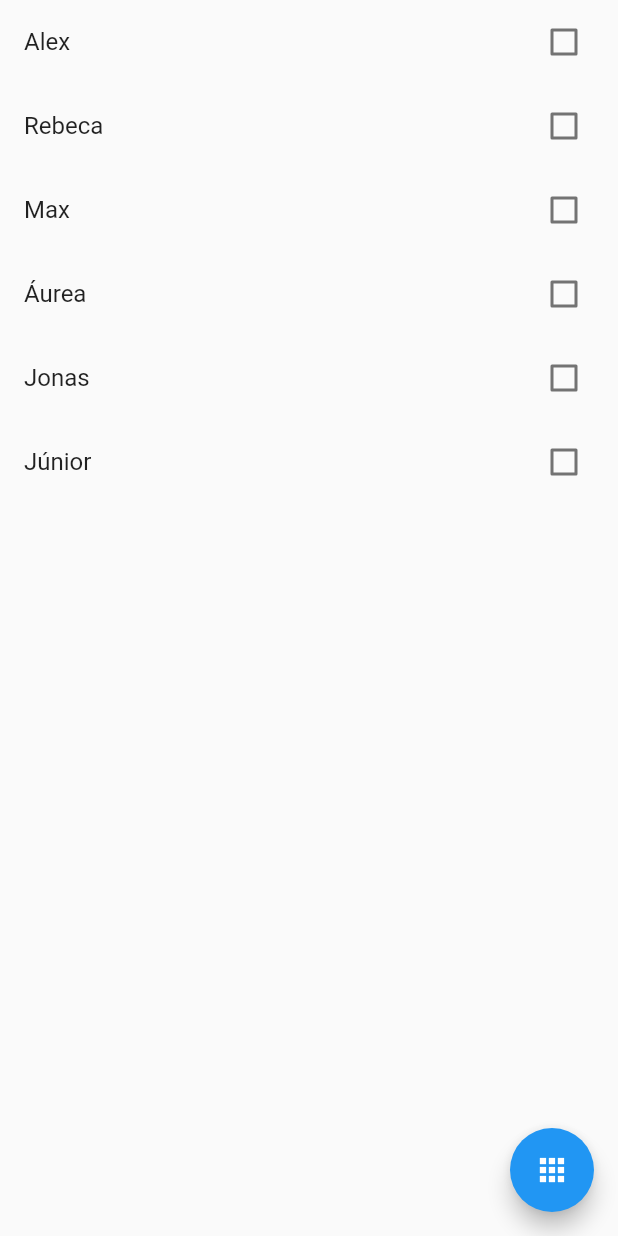
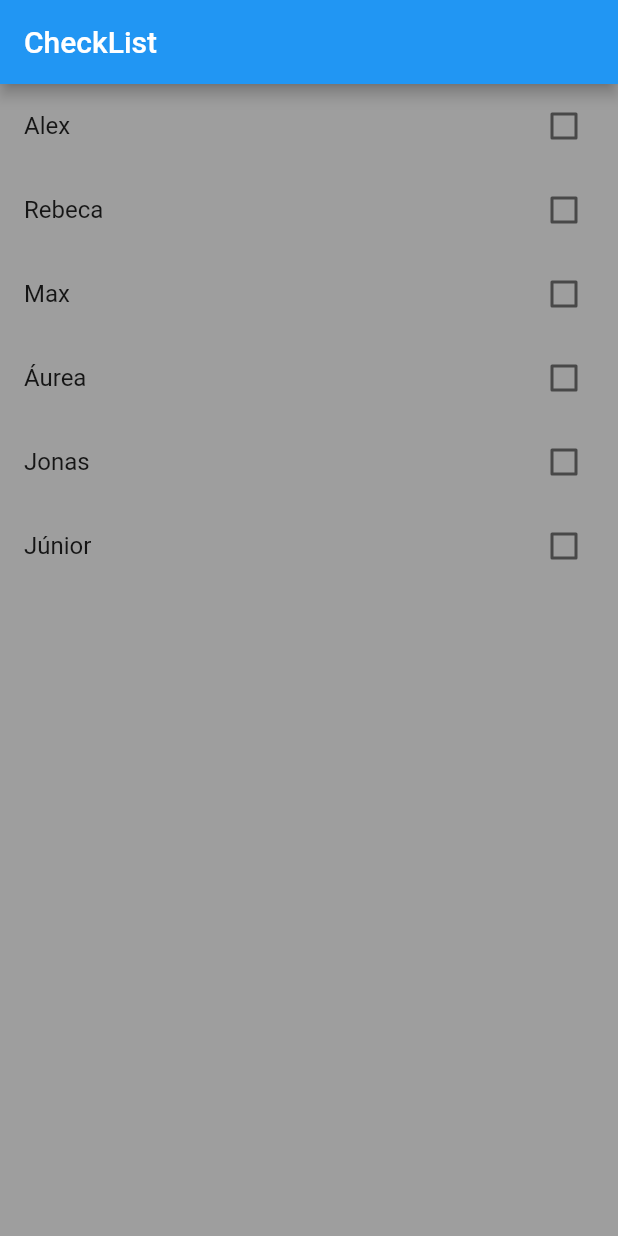
Before and after one commit to AlexCaprian/ifpi_flutter, a Flutter app: the screen it shows after launch, on a phone screen of 412 x 824 dp. Run offline on Flutter 3.47's test engine with Material 2 defaults, Android fonts, the phone set to English and light mode, and no system bars.

Commit message:
Novo
Simplificando e embelezando

```diff
--- a/checklist/lib/views/myapp.dart
+++ b/checklist/lib/views/myapp.dart
@@ -11,6 +11,8 @@ class MyApp extends StatelessWidget {
     CheckBoxModel(texto: 'Júnior'),
   ];
 
+  MyApp({Key? key}) : super(key: key);
+
   @override
   Widget build(BuildContext context) {
     return MaterialApp(
@@ -20,23 +22,20 @@ class MyApp extends StatelessWidget {
         primarySwatch: Colors.blue,
       ),
       home: Scaffold(
-        body: ListView.builder(
-          itemCount: itens.length,
-          itemBuilder: (_, int index) {
-            return CheckBoxWidget(item: itens[index]);
-          },
+        appBar: AppBar(
+          title: const Text('CheckList'),
         ),
-        floatingActionButton: FloatingActionButton(
-            child: Icon(Icons.apps), onPressed: listarApenasMarcados),
+        // ignore: avoid_unnecessary_containers
+        body: Container(
+          color: Colors.grey,
+          child: ListView.builder(
+            itemCount: itens.length,
+            itemBuilder: (_, int index) {
+              return CheckBoxWidget(item: itens[index]);
+            },
+          ),
+        ),
       ),
     );
   }
-
-  void listarApenasMarcados() {
-    List<CheckBoxModel> itensMarcados =
-        List.from(itens.where((item) => item.checked));
-    itensMarcados.forEach((item) {
-      print(item.texto);
-    });
-  }
 }
```
